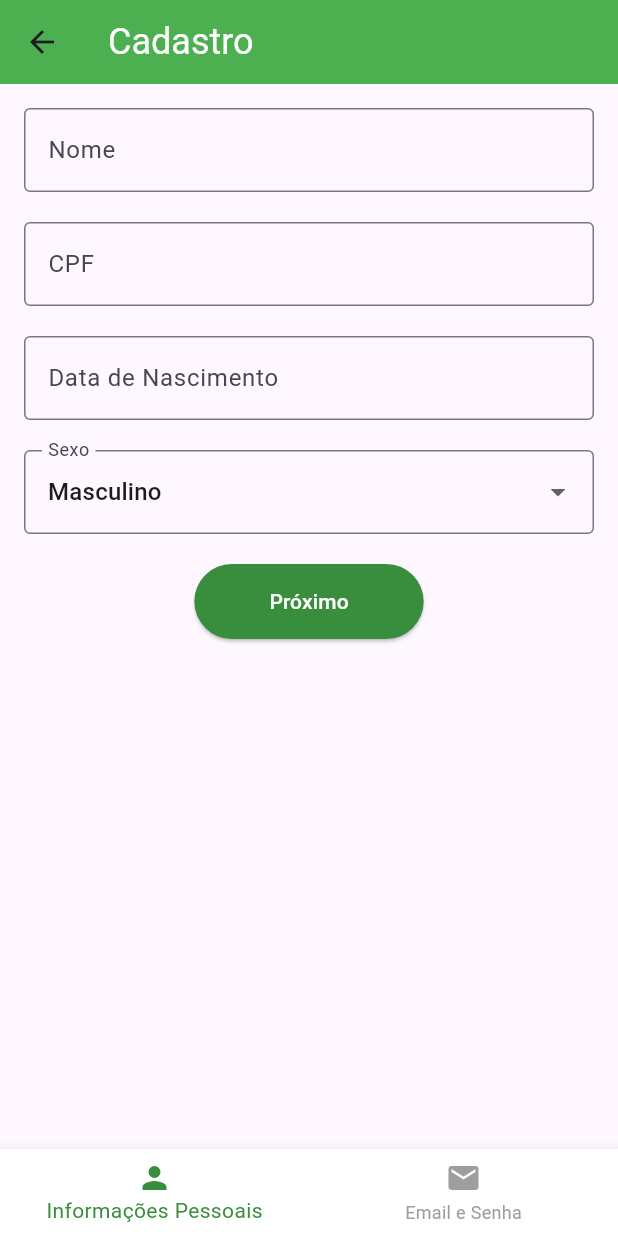
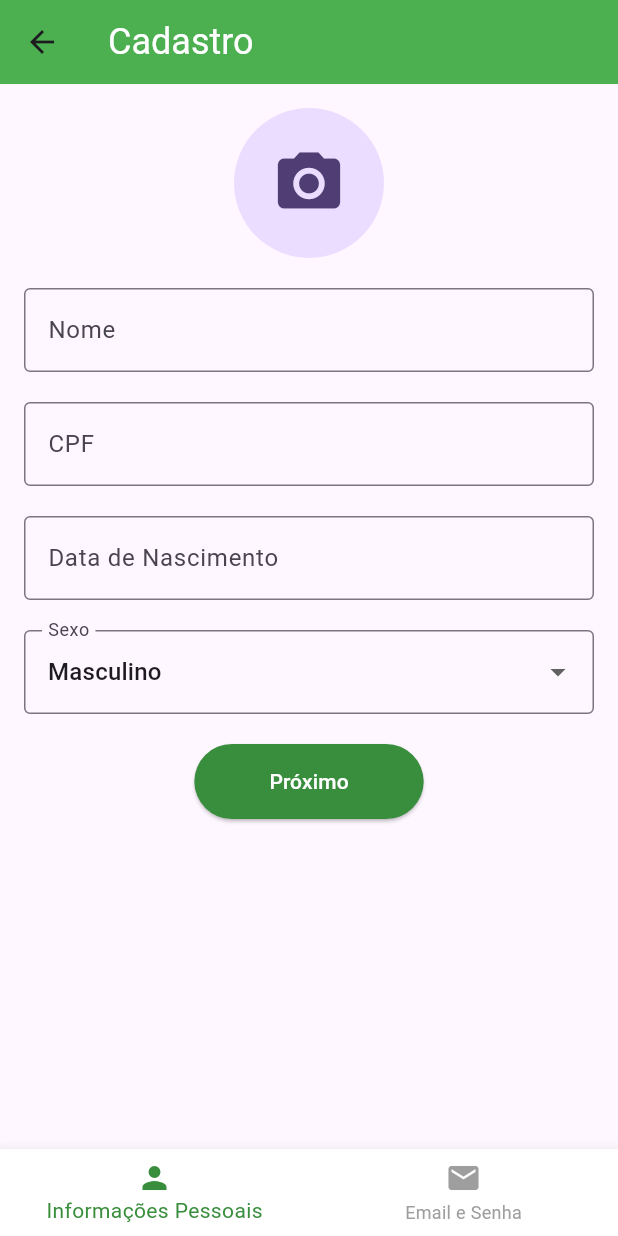
Before and after one commit to JhessikKaellyLeal/ProjetoSaude, a Flutter app: the Cadastro screen opened by its route, on a phone screen of 412 x 824 dp. Run offline on Flutter 3.47's test engine with Material 3 defaults, Android fonts, the phone set to English and light mode, and no system bars; our stand-ins replace image_picker, syncfusion_flutter_charts.

Commit message:
inserindo foto de pergil

```diff
--- a/saudeapp/lib/view/Register.dart
+++ b/saudeapp/lib/view/Register.dart
@@ -1,4 +1,6 @@
 import 'package:flutter/material.dart';
+import 'package:image_picker/image_picker.dart';
+import 'dart:io';
 
 class Cadastro extends StatefulWidget {
   @override
@@ -11,13 +13,16 @@ class _CadastroState extends State<Cadastro> {
 
   final TextEditingController _nomeController = TextEditingController();
   final TextEditingController _cpfController = TextEditingController();
-  final TextEditingController _dataNascimentoController = TextEditingController();
+  final TextEditingController _dataNascimentoController =
+      TextEditingController();
   String _sexo = 'Masculino';
 
   final TextEditingController _emailController = TextEditingController();
   final TextEditingController _senhaController = TextEditingController();
 
   bool _cadastroGoogle = false;
+
+  File? _profileImage;
 
   @override
   void dispose() {
@@ -30,7 +35,50 @@ class _CadastroState extends State<Cadastro> {
     super.dispose();
   }
 
+  Future<void> _pickImage(ImageSource source) async {
+    final picker = ImagePicker();
+    final pickedFile = await picker.pickImage(source: source);
+
+    if (pickedFile != null) {
+      setState(() {
+        _profileImage = File(pickedFile.path);
+      });
+    }
+  }
+
+  void _showImageSourceOptions() {
+    showModalBottomSheet(
+      context: context,
+      builder: (context) {
+        return SafeArea(
+          child: Column(
+            mainAxisSize: MainAxisSize.min,
+            children: <Widget>[
+              ListTile(
+                leading: Icon(Icons.photo_library),
+                title: Text('Galeria'),
+                onTap: () {
+                  Navigator.of(context).pop();
+                  _pickImage(ImageSource.gallery);
+                },
+              ),
+              ListTile(
+                leading: Icon(Icons.camera_alt),
+                title: Text('Câmera'),
+                onTap: () {
+                  Navigator.of(context).pop();
+                  _pickImage(ImageSource.camera);
+                },
+              ),
+            ],
+          ),
+        );
+      },
+    );
+  }
+
   void _salvarCadastro() {
+    // Salve os dados do cadastro, incluindo a imagem do perfil
     _nomeController.clear();
     _cpfController.clear();
     _emailController.clear();
@@ -40,6 +88,7 @@ class _CadastroState extends State<Cadastro> {
       _sexo = 'Masculino';
       _cadastroGoogle = false;
       _currentIndex = 0;
+      _profileImage = null;
     });
     Navigator.pop(context);
   }
@@ -63,28 +112,34 @@ class _CadastroState extends State<Cadastro> {
     return Scaffold(
       appBar: AppBar(
         backgroundColor: Colors.green,
-        title: Row(
-          mainAxisAlignment: MainAxisAlignment.spaceBetween,
-          children: [
-            Text(
-              'Cadastro',
-              style: TextStyle(color: Colors.white, fontSize: 24),
-            ),
-            SizedBox(width: 48),
-          ],
+        title: Text(
+          'Cadastro',
+          style: TextStyle(color: Colors.white, fontSize: 24),
         ),
       ),
       body: PageView(
         controller: _pageController,
-        physics: NeverScrollableScrollPhysics(), // Desabilita a rolagem manual
+        physics: NeverScrollableScrollPhysics(),
         onPageChanged: _onPageChanged,
         children: [
-          // Primeira página: Informações Pessoais
           SingleChildScrollView(
             padding: const EdgeInsets.all(16.0),
             child: Column(
               mainAxisAlignment: MainAxisAlignment.center,
               children: [
+                GestureDetector(
+                  onTap: _showImageSourceOptions,
+                  child: CircleAvatar(
+                    radius: 50,
+                    backgroundImage: _profileImage != null
+                        ? FileImage(_profileImage!)
+                        : null,
+                    child: _profileImage == null
+                        ? Icon(Icons.camera_alt, size: 50)
+                        : null,
+                  ),
+                ),
+                SizedBox(height: 20),
                 TextField(
                   controller: _nomeController,
                   decoration: InputDecoration(
@@ -156,7 +211,6 @@ class _CadastroState extends State<Cadastro> {
               ],
             ),
           ),
-          // Segunda página: Email e Senha
           SingleChildScrollView(
             padding: const EdgeInsets.all(16.0),
             child: Column(
--- a/saudeapp/pubspec.yaml
+++ b/saudeapp/pubspec.yaml
@@ -31,7 +31,7 @@ dependencies:
   flutter:
     sdk: flutter
   syncfusion_flutter_charts: ^21.2.0
-  image_picker: ^1.0.0
+  image_picker: ^0.8.5+3
   #meta: ^1.15.0
   # The following adds the Cupertino Icons font to your application.
   # Use with the CupertinoIcons class for iOS style icons.
```
Also changed, not shown: saudeapp/pubspec.lock, 2 other files.
